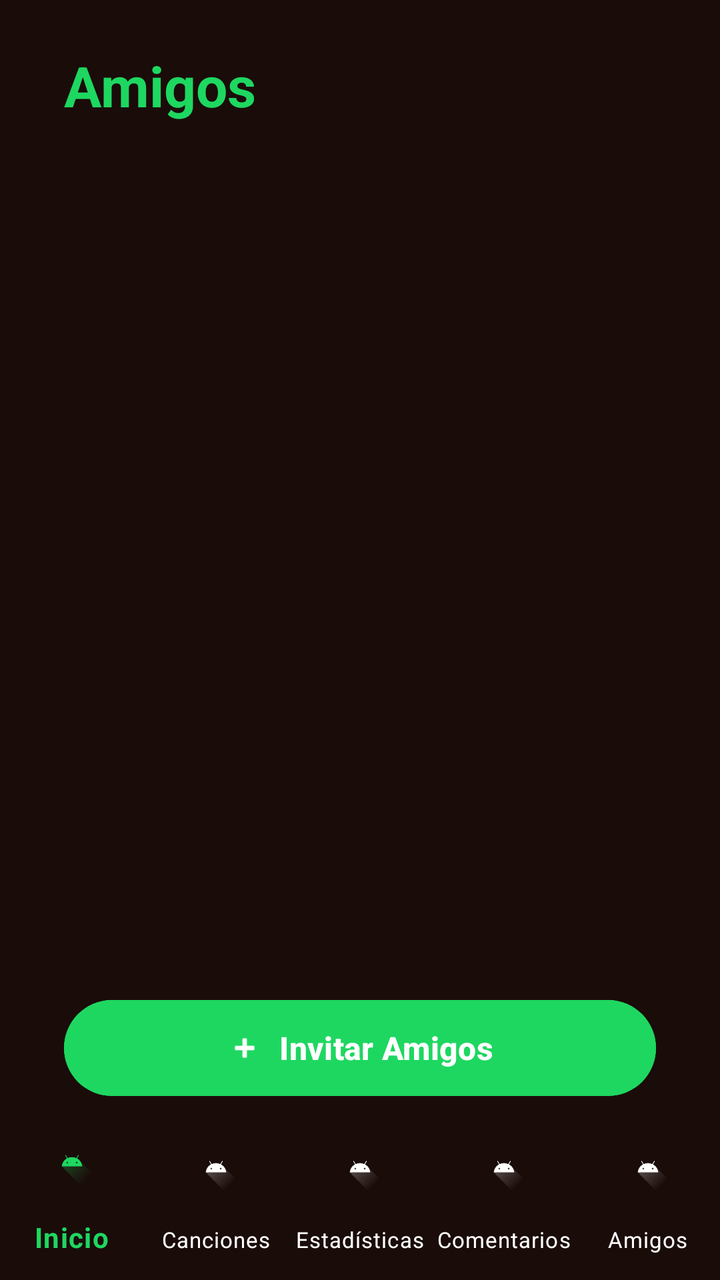
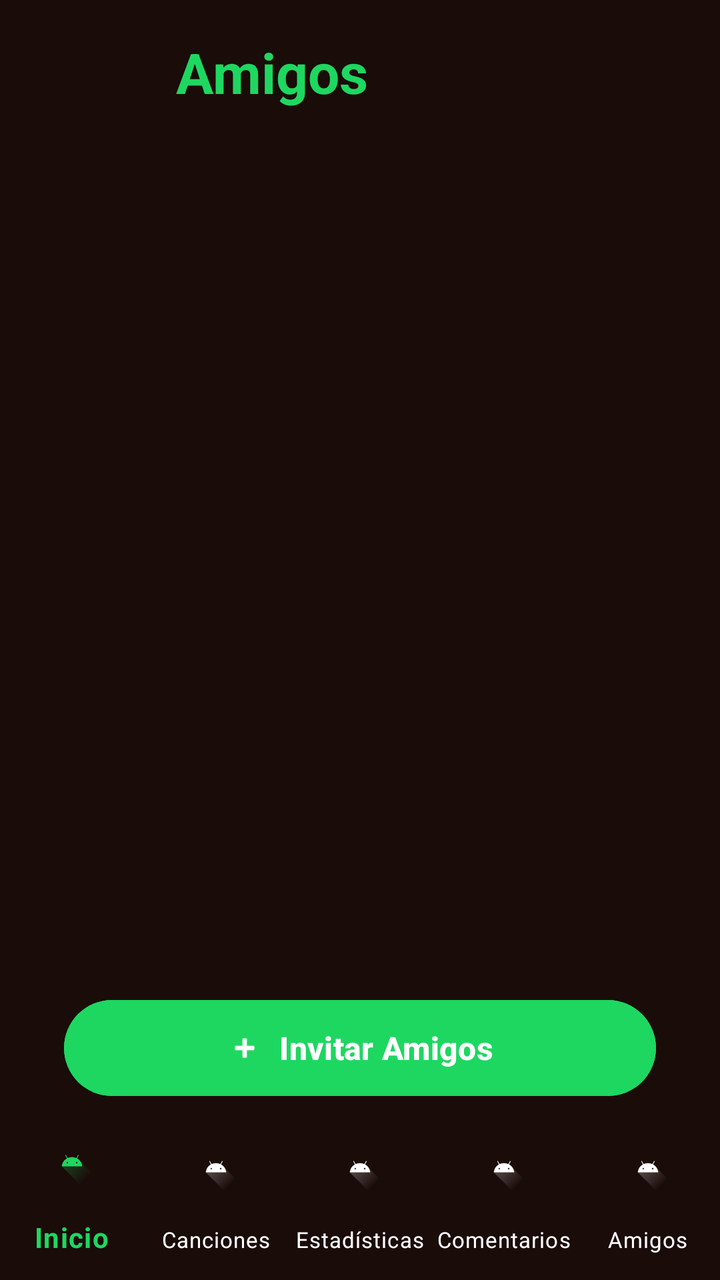

An Android layout rendered at two revisions. The XML below is the earlier revision; the diff shows what the commit changed to produce the second picture.
<!-- AndroidManifest.xml: application theme Theme.Panchify -->
<!-- res/layout/activity_friends.xml -->
<?xml version="1.0" encoding="utf-8"?>
<androidx.constraintlayout.widget.ConstraintLayout
    xmlns:android="http://schemas.android.com/apk/res/android"
    xmlns:app="http://schemas.android.com/apk/res-auto"
    xmlns:tools="http://schemas.android.com/tools"
    android:id="@+id/main"
    android:layout_width="match_parent"
    android:layout_height="match_parent"
    android:background="@color/fondo_principal"
    tools:context=".vistas.Friends">

    <TextView
        android:id="@+id/titleFriends"
        android:layout_width="wrap_content"
        android:layout_height="wrap_content"
        android:text="Amigos"
        android:textColor="@color/spotify_green"
        android:textSize="28sp"
        android:textStyle="bold"
        android:layout_marginStart="32dp"
        android:layout_marginTop="24dp"
        app:layout_constraintStart_toStartOf="parent"
        app:layout_constraintTop_toTopOf="parent" />

    <androidx.recyclerview.widget.RecyclerView
        android:id="@+id/listaAmigos"
        android:layout_width="0dp"
        android:layout_height="0dp"
        android:layout_marginTop="20dp"
        android:layout_marginBottom="20dp"
        android:layout_marginHorizontal="32dp"
        app:layout_constraintTop_toBottomOf="@id/titleFriends"
        app:layout_constraintBottom_toTopOf="@id/botonInvitar"
        app:layout_constraintStart_toStartOf="parent"
        app:layout_constraintEnd_toEndOf="parent"/>

    <com.google.android.material.button.MaterialButton
        android:id="@+id/botonInvitar"
        android:layout_width="match_parent"
        android:layout_height="56dp"
        android:text="Invitar Amigos"
        android:textAllCaps="false"
        android:textStyle="bold"
        android:textSize="16sp"
        app:cornerRadius="28dp"
        app:icon="@android:drawable/ic_input_add"
        app:iconGravity="textStart"
        android:backgroundTint="@color/spotify_green"
        android:textColor="@android:color/white"
        android:layout_marginHorizontal="32dp"
        android:layout_marginBottom="8dp"
        app:layout_constraintBottom_toTopOf="@id/bottom_navigation"
        app:layout_constraintStart_toStartOf="parent"
        app:layout_constraintEnd_toEndOf="parent"/>

    <com.google.android.material.bottomnavigation.BottomNavigationView
        android:id="@+id/bottom_navigation"
        android:layout_width="match_parent"
        android:layout_height="wrap_content"
        app:layout_constraintBottom_toBottomOf="parent"
        app:menu="@menu/bottom_nav_menu"
        android:background="@color/fondo_principal"
        app:itemIconTint="@color/selector_bottom_nav"
        app:itemTextColor="@color/selector_bottom_nav"
        app:labelVisibilityMode="labeled"
        app:itemTextAppearanceActive="@style/BottomNavText.Active"
        app:itemTextAppearanceInactive="@style/BottomNavText.Inactive"/>

</androidx.constraintlayout.widget.ConstraintLayout>
<!-- resources referenced by this layout -->
<resources>
  <color name="fondo_principal">#1A0C09</color>
  <color name="spotify_green">#1ED760</color>
  <style name="BottomNavText.Active" parent="TextAppearance.MaterialComponents.Caption">
          <item name="android:textSize">14sp</item>
          <item name="android:textStyle">bold</item>
      </style>
  <style name="BottomNavText.Inactive" parent="TextAppearance.MaterialComponents.Caption">
          <item name="android:textSize">11sp</item>
      </style>
  <style name="Theme.Panchify" parent="Base.Theme.Panchify" />
  <style name="Base.Theme.Panchify" parent="Theme.Material3.DayNight.NoActionBar">
          
          
      </style>
</resources>

<!-- the commit's change to res/layout/activity_friends.xml (unified diff, before → after) -->
@@ -9,18 +9,42 @@
     android:background="@color/fondo_principal"
     tools:context=".vistas.Friends">
 
-    <TextView
+    
+    <LinearLayout
         android:id="@+id/titleFriends"
-        android:layout_width="wrap_content"
+        android:layout_width="0dp"
         android:layout_height="wrap_content"
-        android:text="Amigos"
-        android:textColor="@color/spotify_green"
-        android:textSize="28sp"
-        android:textStyle="bold"
+        android:orientation="horizontal"
+        android:gravity="center_vertical"
         android:layout_marginStart="32dp"
-        android:layout_marginTop="24dp"
+        android:layout_marginEnd="32dp"
+        android:layout_marginTop="16dp"
         app:layout_constraintStart_toStartOf="parent"
-        app:layout_constraintTop_toTopOf="parent" />
+        app:layout_constraintEnd_toEndOf="parent"
+        app:layout_constraintTop_toTopOf="parent">
+
+        <ImageView
+            android:id="@+id/imgProfileIcon"
+            android:layout_width="40dp"
+            android:layout_height="40dp"
+            android:layout_marginEnd="16dp"
+            android:scaleType="centerCrop"
+            android:src="@android:drawable/sym_def_app_icon"
+            android:background="?attr/selectableItemBackgroundBorderless"
+            android:clickable="true"
+            android:focusable="true"/>
+
+        <TextView
+            android:layout_width="0dp"
+            android:layout_height="wrap_content"
+            android:layout_weight="1"
+            android:text="Amigos"
+            android:textColor="@color/spotify_green"
+            android:textSize="28sp"
+            android:textStyle="bold" />
+    </LinearLayout>
+
+
 
     <androidx.recyclerview.widget.RecyclerView
         android:id="@+id/listaAmigos"
